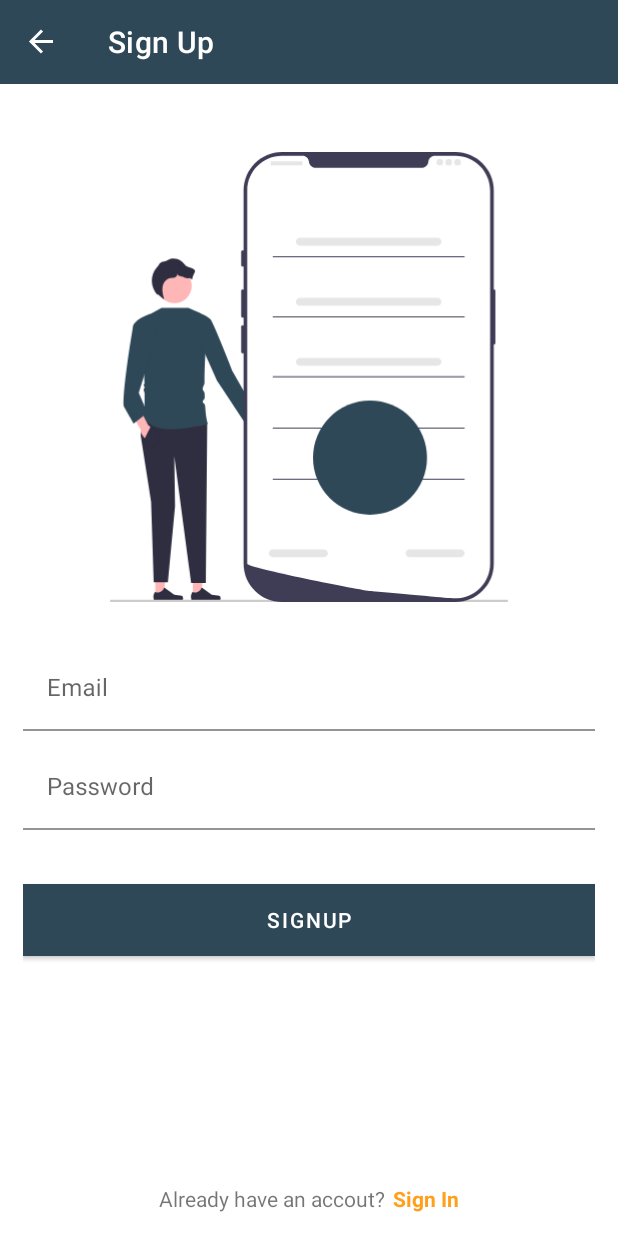
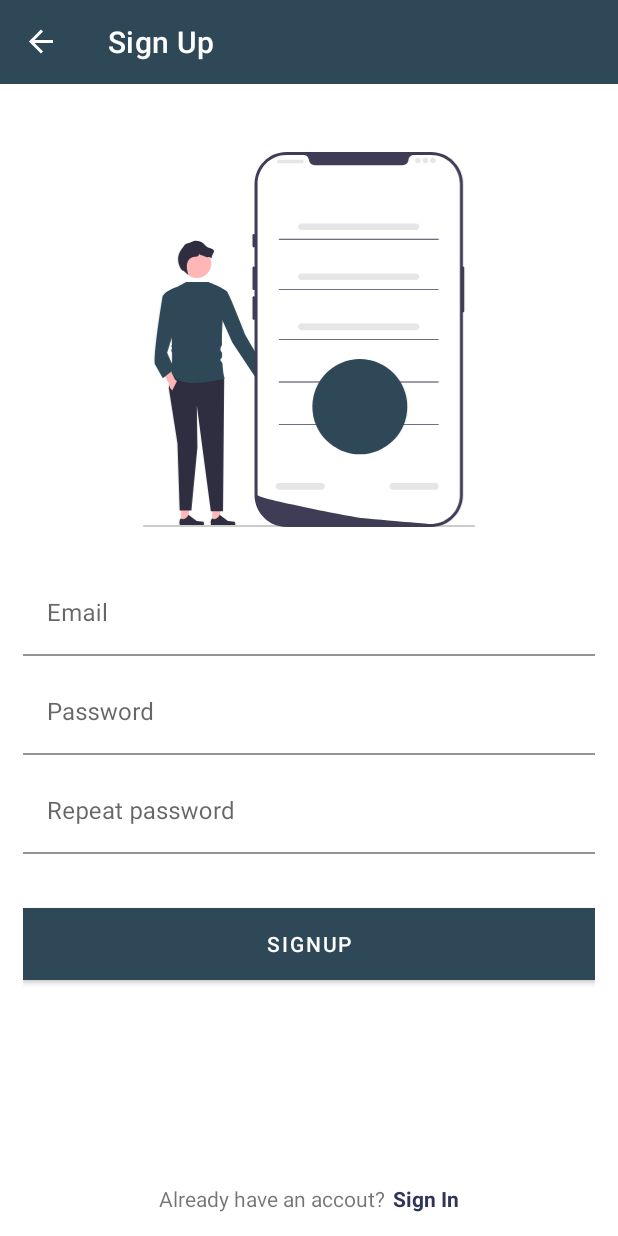
Before and after one commit to damagermax/PrestigeHostel, an Android app: the FragmentSignUp screen opened through its navigation route, on a phone screen of 412 x 824 dp. Run offline under Robolectric (Android 15) with nearby library versions, the phone set to English and light mode, and no system bars; our stand-ins replace Firebase (no records; nobody signed in at launch, a user with empty details on screens opened directly), navigation-ui; libraries missing offline, so code that uses them is left out: com.denzcoskun.imageslider; 7 statements that could not run were skipped.

```diff
--- a/app/src/main/java/com/example/prestigehostel/FragmentSignIn.kt
+++ /dev/null
@@ -1,29 +0,0 @@
-package com.example.prestigehostel
-
-import android.os.Bundle
-import androidx.fragment.app.Fragment
-import android.view.LayoutInflater
-import android.view.View
-import android.view.ViewGroup
-
-
-/**
- * crated by maxwell takyi on 21 april 2022
- */
-class FragmentSignIn : Fragment() {
-
-
-
-
-    override fun onCreateView(
-        inflater: LayoutInflater, container: ViewGroup?,
-        savedInstanceState: Bundle?
-    ): View? {
-        // Inflate the layout for this fragment
-        val view=inflater.inflate(R.layout.fragment_sign_in, container, false)
-
-        return view
-    }
-
-
-}
--- a/app/src/main/java/com/example/prestigehostel/FragmentSignUp.kt
+++ /dev/null
@@ -1,29 +0,0 @@
-package com.example.prestigehostel
-
-import android.os.Bundle
-import androidx.fragment.app.Fragment
-import android.view.LayoutInflater
-import android.view.View
-import android.view.ViewGroup
-import android.view.WindowManager
-
-/*
-* created by maxwell takyi on 21 april 2022
-* */
-class FragmentSignUp : Fragment() {
-
-
-    override fun onCreateView(
-        inflater: LayoutInflater, container: ViewGroup?,
-        savedInstanceState: Bundle?
-    ): View? {
-        // Inflate the layout for this fragment
-        return inflater.inflate(R.layout.fragment_sign_up, container, false)
-    }
-
-
-    override fun onViewCreated(view: View, savedInstanceState: Bundle?) {
-
-        super.onViewCreated(view, savedInstanceState)
-    }
-}
--- a/app/src/main/java/com/example/prestigehostel/adapters/RoomAdapter.kt
+++ b/app/src/main/java/com/example/prestigehostel/adapters/RoomAdapter.kt
@@ -100,7 +100,7 @@ class RoomAdapter (private val navigateToDetailScreen: NavigateToDetailScreen):
     }
 
     override fun getItemCount() = mRoomModel.size
-    fun setData(roomData:List<RoomModel>){
+    fun setData(roomData: List<RoomModel>){
         mRoomModel=roomData
     }
 
--- a/app/src/main/java/com/example/prestigehostel/fragments/FragmentFemale.kt
+++ b/app/src/main/java/com/example/prestigehostel/fragments/FragmentFemale.kt
@@ -8,7 +8,6 @@ import android.view.ViewGroup
 import android.widget.Toast
 import androidx.navigation.fragment.findNavController
 import androidx.recyclerview.widget.RecyclerView
-import com.example.prestigehostel.FragmentDashboardDirections
 import com.example.prestigehostel.R
 import com.example.prestigehostel.adapters.NavigateToDetailScreen
 import com.example.prestigehostel.adapters.RoomAdapter
--- a/app/src/main/java/com/example/prestigehostel/fragments/FragmentMale.kt
+++ b/app/src/main/java/com/example/prestigehostel/fragments/FragmentMale.kt
@@ -1,75 +1,73 @@
 package com.example.prestigehostel.fragments
 
 import android.os.Bundle
+import android.util.Log
 import androidx.fragment.app.Fragment
 import android.view.LayoutInflater
 import android.view.View
 import android.view.ViewGroup
 import android.widget.Toast
+import androidx.lifecycle.ViewModelProvider
 import androidx.navigation.fragment.findNavController
 import androidx.recyclerview.widget.RecyclerView
-import com.example.prestigehostel.FragmentDashboardDirections
 import com.example.prestigehostel.R
 import com.example.prestigehostel.adapters.NavigateToDetailScreen
 import com.example.prestigehostel.adapters.RoomAdapter
 import com.example.prestigehostel.models.RoomModel
+import com.example.prestigehostel.utils.Constants.TAG
+import com.example.prestigehostel.viewmodels.RoomsViewModel
 
 
 /**
  * created by takyi maxwell on 22 april 2022
  */
-class FragmentMale : Fragment() , NavigateToDetailScreen{
+class FragmentMale : Fragment(), NavigateToDetailScreen {
 
     private lateinit var roomAdapter: RoomAdapter
     private lateinit var recyclerView: RecyclerView
+    private lateinit var roomsViewModel: RoomsViewModel
 
-    override fun onCreate(savedInstanceState: Bundle?) {
-        super.onCreate(savedInstanceState)
-
-    }
 
     override fun onCreateView(
         inflater: LayoutInflater, container: ViewGroup?,
         savedInstanceState: Bundle?
     ): View? {
-        // Inflate the layout for this fragment
+
         val view = inflater.inflate(R.layout.fragment_male, container, false)
-
-        // hook views
+        roomsViewModel = ViewModelProvider(this).get(RoomsViewModel::class.java)
         recyclerView = view.findViewById(R.id.maleRecyclerView)
-
-        // call functions here
-        setUpRecyclerView()
+        getRoomsFromRealTimeDatabase()
         return view
     }
 
-    private fun setUpRecyclerView() {
-        val dummy = arrayListOf<RoomModel>(
-            RoomModel("2nd F 9","£ 2000",3,2,kitchen = true,false),
-            RoomModel("3rd F 17","£ 1500",4,0,kitchen = true,true),
-            RoomModel("4th F 26","£ 1700",1,1,kitchen = true,false),
-            RoomModel("G F 20","£ 2100",4,2,kitchen = true,true),
-            RoomModel("1st F 35","£ 4000",4,0,kitchen = true,false),
-            RoomModel("9th F 1","£ 325",2,1,kitchen = true,true),
-            RoomModel("6th F 4","£ 235",4,0,kitchen = false,true),
-            RoomModel("2nd F 69","£ 385",4,3,kitchen = true,false),
-            RoomModel("1st F 10","£ 385",3,3,kitchen = false,true),
-            RoomModel("G F 28","£ 585",1,0,kitchen = true,true),
-            RoomModel("2nd F 8","£ 6485",4,4,kitchen = true,false),
-            RoomModel("7th F 28","£ 585",4,3,kitchen = false,false),
-            RoomModel("10th F 18","£ 665",2,2,kitchen = false,false),
-            RoomModel("5th F 258","£ 7785",4,0,kitchen = true,false),
-        )
-        roomAdapter= RoomAdapter(this)
-        recyclerView.setHasFixedSize(true)
-        roomAdapter.setData(dummy)
-        recyclerView.adapter=roomAdapter
+
+    private fun getRoomsFromRealTimeDatabase() {
+        roomsViewModel.getRooms().observe(viewLifecycleOwner) {response->
+
+            response.rooms?.let { products ->
+              setUpRecyclerView(products)
+            }
+
+            response.exception?.let { exception ->
+                exception.message?.let {
+                    Log.e(TAG, it)
+                }
+            }
+        }
     }
 
+    private fun setUpRecyclerView(products: List<RoomModel>) {
+
+        roomAdapter = RoomAdapter(this)
+        recyclerView.setHasFixedSize(true)
+        roomAdapter.setData(products)
+        recyclerView.adapter = roomAdapter
+    }
+
+
     override fun selectedRoom(roomModel: RoomModel) {
-        Toast.makeText(requireContext(),"male", Toast.LENGTH_SHORT).show()
-
-        val action= FragmentDashboardDirections.actionFragmentDashboardToFragmentDetail()
+        Toast.makeText(requireContext(), "male", Toast.LENGTH_SHORT).show()
+        val action = FragmentDashboardDirections.actionFragmentDashboardToFragmentDetail()
         findNavController().navigate(action)
     }
 
--- /dev/null
+++ b/app/src/main/java/com/example/prestigehostel/fragments/FragmentSignUp.kt
@@ -0,0 +1,90 @@
+package com.example.prestigehostel.fragments
+
+import android.os.Bundle
+import android.util.Log
+import androidx.fragment.app.Fragment
+import android.view.LayoutInflater
+import android.view.View
+import android.view.ViewGroup
+import android.widget.Toast
+import androidx.fragment.app.viewModels
+
+import androidx.lifecycle.ViewModelProvider
+import androidx.lifecycle.lifecycleScope
+import androidx.navigation.fragment.findNavController
+import com.example.prestigehostel.R
+import com.example.prestigehostel.databinding.FragmentSignUpBinding
+
+import com.example.prestigehostel.viewmodels.AuthViewModel
+import kotlinx.coroutines.launch
+import java.lang.Exception
+
+/*
+* created by maxwell takyi on 21 april 2022
+* */
+class FragmentSignUp : Fragment(R.layout.fragment_sign_up) {
+
+    private var _binding: FragmentSignUpBinding? = null
+    private val binding get() = _binding!!
+
+    private val authViewModel: AuthViewModel by viewModels()
+
+
+    override fun onCreateView(
+        inflater: LayoutInflater, container: ViewGroup?,
+        savedInstanceState: Bundle?
+    ): View {
+        // Inflate the layout for this fragment
+        _binding = FragmentSignUpBinding.inflate(inflater, container, false)
+
+        return binding.root
+    }
+
+
+    override fun onViewCreated(view: View, savedInstanceState: Bundle?) {
+        super.onViewCreated(view, savedInstanceState)
+
+
+        binding.signUpBtn.setOnClickListener {
+
+            Toast.makeText(requireContext(), "maxwell", Toast.LENGTH_SHORT).show()
+            signUp("masdlnnelnkr@gmail.com", "kjdfninaijwfnpnfoiae")
+        }
+
+        binding.signInTx.setOnClickListener {
+            val action =FragmentSignUpDirections.actionFragmentSignUpToFragmentSignIn()
+            findNavController().navigate(action)
+        }
+
+
+    }
+
+    private fun signUp(email: String, password: String) {
+
+        viewLifecycleOwner.lifecycleScope.launch {
+            try {
+                val currentUser= authViewModel.signUp(email, password)
+                Log.d("maxp", "mmmmmdksjlfljklfjnkjflkjelfleij $currentUser.toString()")
+
+                if (currentUser!=null) {
+                    val action = FragmentSignUpDirections.actionFragmentSignUpToFragmentDashboard()
+                    findNavController().navigate(action)
+
+                }
+
+            } catch (
+                e: Exception
+            ) {
+
+            }
+        }
+
+    }
+
+
+    // to avoid memory leaks
+    override fun onDestroy() {
+        super.onDestroy()
+        _binding = null
+    }
+}
--- /dev/null
+++ b/app/src/main/java/com/example/prestigehostel/repositories/RoomsRepository.kt
@@ -0,0 +1,40 @@
+package com.example.prestigehostel.repositories
+
+import androidx.lifecycle.MutableLiveData
+import com.example.prestigehostel.models.RoomModel
+import com.example.prestigehostel.utils.Constants.ROOM_REF
+import com.example.prestigehostel.utils.Response
+import com.google.firebase.database.DatabaseReference
+import com.google.firebase.database.FirebaseDatabase
+
+class RoomsRepository(
+    private val rootRef: DatabaseReference = FirebaseDatabase.getInstance().reference,
+    private val roomsRef: DatabaseReference = rootRef.child(ROOM_REF)
+) {
+
+    fun getRooms(): MutableLiveData<Response> {
+        val roomMutableLiveData = MutableLiveData<Response>()
+        roomsRef.get().addOnCompleteListener { task ->
+            val response =Response()
+
+            if (task.isSuccessful){
+                val result= task.result
+                result?.let {
+                    response.rooms=result.children.map {dataSnapshot ->
+                        dataSnapshot.getValue(RoomModel::class.java)!!
+
+                    }
+
+                }
+            }
+            else{
+                response.exception=task.exception
+            }
+
+            roomMutableLiveData.value=response
+
+        }
+        return roomMutableLiveData
+
+    }
+}
--- /dev/null
+++ b/app/src/main/java/com/example/prestigehostel/utils/Constants.kt
@@ -0,0 +1,6 @@
+package com.example.prestigehostel.utils
+
+object Constants {
+    const val ROOM_REF="rooms"
+    const val TAG="DataTag"
+}
--- /dev/null
+++ b/app/src/main/java/com/example/prestigehostel/utils/Response.kt
@@ -0,0 +1,9 @@
+package com.example.prestigehostel.utils
+
+import com.example.prestigehostel.models.RoomModel
+import java.lang.Exception
+
+data class Response(
+    var rooms: List<RoomModel>? = null,
+    var exception: Exception? = null
+)
--- /dev/null
+++ b/app/src/main/java/com/example/prestigehostel/viewmodels/RoomsViewModel.kt
@@ -0,0 +1,13 @@
+package com.example.prestigehostel.viewmodels
+
+import androidx.lifecycle.LiveData
+import androidx.lifecycle.ViewModel
+import com.example.prestigehostel.repositories.RoomsRepository
+import com.example.prestigehostel.utils.Response
+
+class RoomsViewModel(
+    private val roomsRepository: RoomsRepository = RoomsRepository()
+) : ViewModel() {
+
+    fun getRooms(): LiveData<Response> = roomsRepository.getRooms()
+}
--- a/app/src/main/res/layout/fragment_dashboard.xml
+++ b/app/src/main/res/layout/fragment_dashboard.xml
@@ -5,7 +5,7 @@
     android:layout_width="match_parent"
     android:layout_height="match_parent"
     android:orientation="vertical"
-    tools:context=".FragmentDashboard">
+    tools:context=".fragments.FragmentDashboard">
 
 
 
--- a/app/src/main/res/layout/fragment_sign_in.xml
+++ b/app/src/main/res/layout/fragment_sign_in.xml
@@ -6,7 +6,7 @@
     android:orientation="vertical"
     android:layout_margin="15dp"
     android:layout_height="match_parent"
-    tools:context=".FragmentSignIn">
+    tools:context=".fragments.FragmentSignIn">
 
     <ImageView
         android:layout_width="match_parent"
@@ -45,7 +45,7 @@
         android:layout_width="match_parent"
         android:layout_height="60dp"
         android:layout_marginTop="30dp"
-        android:id="@+id/signUpBtn"
+        android:id="@+id/signInBtn"
         app:cornerRadius="0dp"
         android:text="@string/signIn"/>
 
--- a/app/src/main/res/layout/fragment_sign_up.xml
+++ b/app/src/main/res/layout/fragment_sign_up.xml
@@ -7,11 +7,11 @@
     android:layout_margin="15dp"
     android:orientation="vertical"
 
-    tools:context=".FragmentSignUp">
+    tools:context=".fragments.FragmentSignUp">
 
     <ImageView
         android:layout_width="match_parent"
-        android:layout_height="300dp"
+        android:layout_height="250dp"
         android:layout_marginTop="30dp"
         android:src="@drawable/ic_sign_up"
         android:contentDescription="@string/sign_up_iamge" />
@@ -34,11 +34,23 @@
 
     <com.google.android.material.textfield.TextInputLayout
         android:layout_width="match_parent"
+        android:layout_marginBottom="10dp"
         android:layout_height="wrap_content"
         android:hint="@string/password">
 
         <com.google.android.material.textfield.TextInputEditText
             android:id="@+id/signUpPasswordInput"
+            android:layout_width="match_parent"
+            android:layout_height="match_parent"
+            android:background="@color/white" />
+    </com.google.android.material.textfield.TextInputLayout>
+    <com.google.android.material.textfield.TextInputLayout
+        android:layout_width="match_parent"
+        android:layout_height="wrap_content"
+        android:hint="Repeat password">
+
+        <com.google.android.material.textfield.TextInputEditText
+            android:id="@+id/signUpRepreatPasswordInput"
             android:layout_width="match_parent"
             android:layout_height="match_parent"
             android:background="@color/white" />
--- a/app/src/main/res/navigation/nav_graph.xml
+++ b/app/src/main/res/navigation/nav_graph.xml
@@ -3,20 +3,23 @@
     xmlns:app="http://schemas.android.com/apk/res-auto"
     xmlns:tools="http://schemas.android.com/tools"
     android:id="@+id/nav_graph"
-    app:startDestination="@id/fragmentSignIn">
+    app:startDestination="@id/fragmentDashboard">
 
     <fragment
         android:id="@+id/fragmentSignUp"
-        android:name="com.example.prestigehostel.FragmentSignUp"
+        android:name="com.example.prestigehostel.fragments.FragmentSignUp"
         android:label="@string/sign_up"
         tools:layout="@layout/fragment_sign_up">
         <action
             android:id="@+id/action_fragmentSignUp_to_fragmentSignIn"
             app:destination="@id/fragmentSignIn" />
+        <action
+            android:id="@+id/action_fragmentSignUp_to_fragmentDashboard"
+            app:destination="@id/fragmentDashboard" />
     </fragment>
     <fragment
         android:id="@+id/fragmentSignIn"
-        android:name="com.example.prestigehostel.FragmentSignIn"
+        android:name="com.example.prestigehostel.fragments.FragmentSignIn"
         android:label="@string/sign_in"
         tools:layout="@layout/fragment_sign_in">
         <action
@@ -28,7 +31,7 @@
     </fragment>
     <fragment
         android:id="@+id/fragmentDashboard"
-        android:name="com.example.prestigehostel.FragmentDashboard"
+        android:name="com.example.prestigehostel.fragments.FragmentDashboard"
         android:label="@string/empty"
         tools:layout="@layout/fragment_dashboard">
         <action
@@ -37,6 +40,9 @@
         <action
             android:id="@+id/action_fragmentDashboard_to_fragmentAccount"
             app:destination="@id/fragmentAccount" />
+        <action
+            android:id="@+id/action_fragmentDashboard_to_fragmentSignIn"
+            app:destination="@id/fragmentSignIn" />
     </fragment>
     <fragment
         android:id="@+id/fragmentTemsAndConditions"
--- a/app/src/main/res/values/colors.xml
+++ b/app/src/main/res/values/colors.xml
@@ -1,7 +1,7 @@
 <?xml version="1.0" encoding="utf-8"?>
 <resources>
 
-    <color name="orange">#ff9f1c</color>
+    <color name="orange">#2f3458</color>
     <color name="grey">#2F4858</color>
     <color name="orange400">#ffbf69</color>
     <color name="green700">#2ec4b6</color>
--- a/build.gradle
+++ b/build.gradle
@@ -5,7 +5,8 @@ buildscript {
         google()
     }
     dependencies {
-        classpath("androidx.navigation:navigation-safe-args-gradle-plugin:2.4.2")
+        classpath("androidx.navigation:navigation-safe-args-gradle-plugin:2.4.2") // navigation
+        classpath 'com.google.gms:google-services:4.3.10' // firebase
     }
 }
 
```
Also changed, not shown: app/build.gradle (+30 -5 lines), app/src/main/java/com/example/prestigehostel/fragments/FragmentDashboard.kt (renamed from app/src/main/java/com/example/prestigehostel/FragmentDashboard.kt, +14 -3 lines), app/src/main/java/com/example/prestigehostel/fragments/FragmentSignIn.kt (added, +103 -0 lines), app/src/main/res/layout/room_card.xml (+3 -4 lines).
